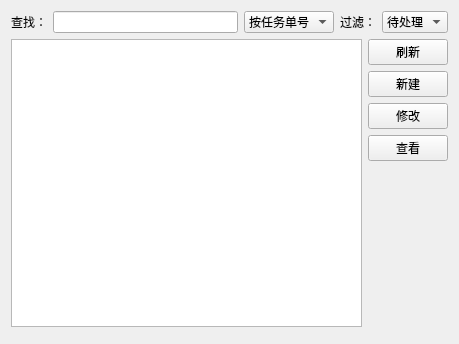
The window that src/TaskSheetManager/tasksheetui.ui (hcc01/ELIMS) describes before a commit, drawn with Qt 5.
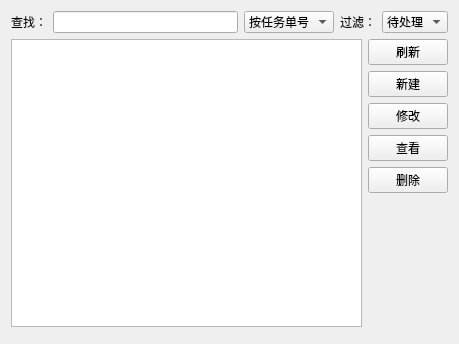
The same window after the commit. Custom widgets are drawn as their Qt base class.

What changed in the file:
```diff
--- a/src/TaskSheetManager/tasksheetui.ui
+++ b/src/TaskSheetManager/tasksheetui.ui
@@ -118,6 +118,13 @@
          </property>
         </widget>
        </item>
+       <item>
+        <widget class="QPushButton" name="deleteBtn">
+         <property name="text">
+          <string>删除</string>
+         </property>
+        </widget>
+       </item>
        <item>
         <spacer name="verticalSpacer">
          <property name="orientation">
@@ -141,17 +148,17 @@
   </layout>
  </widget>
  <customwidgets>
+  <customwidget>
+   <class>MyTableView</class>
+   <extends>QTableView</extends>
+   <header>mytableview.h</header>
+  </customwidget>
   <customwidget>
    <class>SqlPageControleUI</class>
    <extends>QWidget</extends>
    <header>../sqlPageControleUI/sqlpagecontroleui.h</header>
    <container>1</container>
   </customwidget>
-  <customwidget>
-   <class>MyTableView</class>
-   <extends>QTableView</extends>
-   <header>mytableview.h</header>
-  </customwidget>
  </customwidgets>
  <resources/>
  <connections/>
```
Left out of the diff: 4 changed lines with no effect on the pictures.
